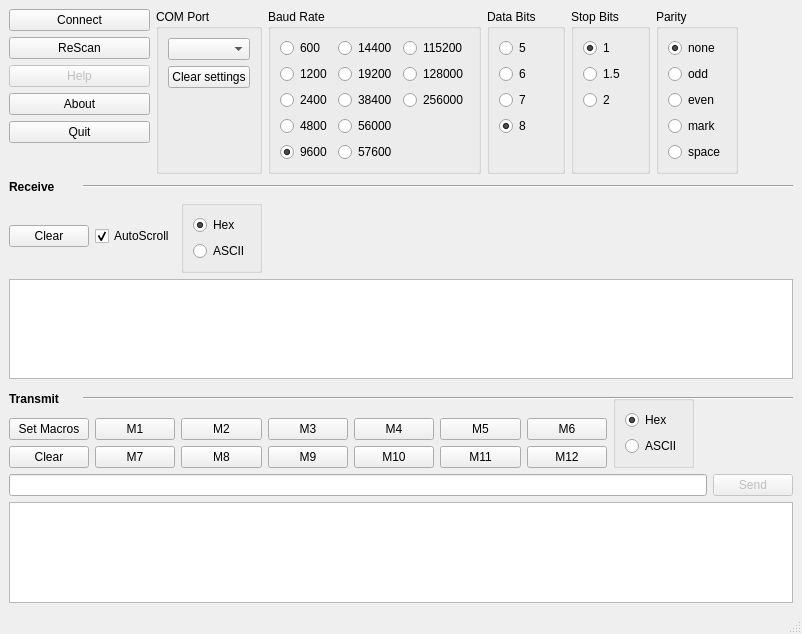
Old version of the form ui/terminal.ui in the repository marker5a/EasyTerm.
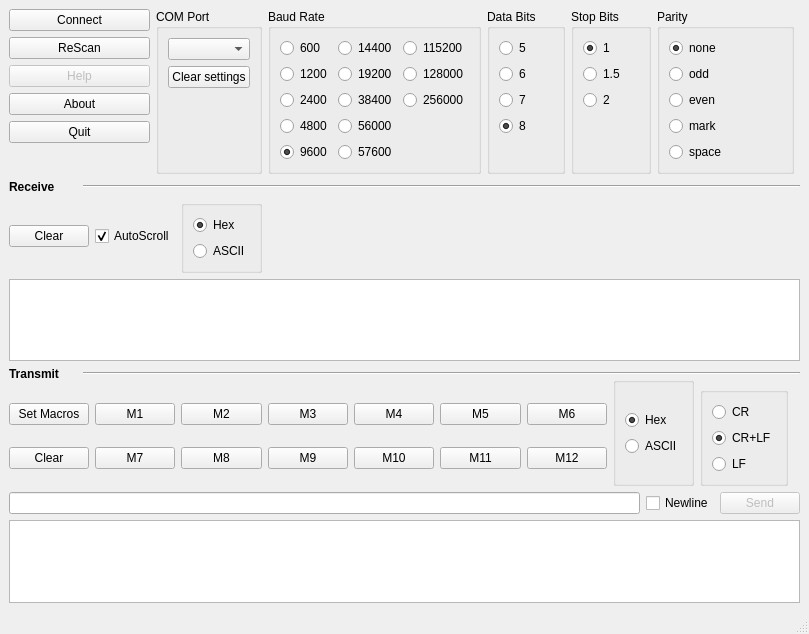
New version of the form. Icons and pictures are not drawn.

Commit message: Added newline and crlf selection to tx packets.

```diff
--- a/ui/terminal.ui
+++ b/ui/terminal.ui
@@ -113,6 +113,37 @@
       </layout>
      </widget>
     </item>
+    <item row="7" column="0" colspan="11">
+     <layout class="QHBoxLayout" name="horizontalLayout_2">
+      <item>
+       <widget class="QLineEdit" name="transmit_field">
+        <property name="sizePolicy">
+         <sizepolicy hsizetype="MinimumExpanding" vsizetype="Fixed">
+          <horstretch>0</horstretch>
+          <verstretch>0</verstretch>
+         </sizepolicy>
+        </property>
+       </widget>
+      </item>
+      <item>
+       <widget class="QCheckBox" name="newline_checkbox">
+        <property name="text">
+         <string>Newline</string>
+        </property>
+       </widget>
+      </item>
+      <item>
+       <widget class="QPushButton" name="send_button">
+        <property name="enabled">
+         <bool>false</bool>
+        </property>
+        <property name="text">
+         <string>Send</string>
+        </property>
+       </widget>
+      </item>
+     </layout>
+    </item>
     <item row="0" column="3">
      <widget class="QGroupBox" name="groupBox">
       <property name="title">
@@ -334,7 +365,7 @@
       </layout>
      </widget>
     </item>
-    <item row="0" column="7" colspan="2">
+    <item row="0" column="7" colspan="3">
      <widget class="QGroupBox" name="groupBox_3">
       <property name="title">
        <string>Parity</string>
@@ -420,7 +451,7 @@
       </property>
      </widget>
     </item>
-    <item row="1" column="1" colspan="9">
+    <item row="1" column="1" colspan="10">
      <widget class="Line" name="line">
       <property name="orientation">
        <enum>Qt::Horizontal</enum>
@@ -504,7 +535,7 @@
       </property>
      </widget>
     </item>
-    <item row="4" column="1" rowspan="2" colspan="9">
+    <item row="4" column="1" rowspan="2" colspan="10">
      <widget class="Line" name="line_2">
       <property name="orientation">
        <enum>Qt::Horizontal</enum>
@@ -649,57 +680,54 @@
       </item>
      </layout>
     </item>
-    <item row="6" column="8" colspan="2">
-     <spacer name="horizontalSpacer_3">
-      <property name="orientation">
-       <enum>Qt::Horizontal</enum>
-      </property>
-      <property name="sizeHint" stdset="0">
-       <size>
-        <width>196</width>
-        <height>20</height>
-       </size>
-      </property>
-     </spacer>
-    </item>
-    <item row="7" column="0" colspan="10">
-     <layout class="QHBoxLayout" name="horizontalLayout_2">
-      <item>
-       <widget class="QLineEdit" name="transmit_field">
-        <property name="sizePolicy">
-         <sizepolicy hsizetype="MinimumExpanding" vsizetype="Fixed">
-          <horstretch>0</horstretch>
-          <verstretch>0</verstretch>
-         </sizepolicy>
-        </property>
-       </widget>
-      </item>
-      <item>
-       <widget class="QPushButton" name="send_button">
-        <property name="enabled">
-         <bool>false</bool>
-        </property>
-        <property name="text">
-         <string>Send</string>
-        </property>
-       </widget>
-      </item>
-     </layout>
-    </item>
-    <item row="8" column="0" colspan="10">
+    <item row="8" column="0" colspan="11">
      <widget class="QTextEdit" name="transmit_text">
       <property name="readOnly">
        <bool>true</bool>
       </property>
      </widget>
     </item>
-    <item row="3" column="0" colspan="10">
+    <item row="3" column="0" colspan="11">
      <widget class="QTextEdit" name="receive_text">
       <property name="readOnly">
        <bool>true</bool>
       </property>
      </widget>
     </item>
+    <item row="6" column="8">
+     <widget class="QGroupBox" name="verticalGroupBox">
+      <layout class="QGridLayout" name="gridLayout_10">
+       <item row="0" column="0">
+        <layout class="QVBoxLayout" name="verticalLayout_3">
+         <item>
+          <widget class="QRadioButton" name="cr_radio">
+           <property name="text">
+            <string>CR</string>
+           </property>
+          </widget>
+         </item>
+         <item>
+          <widget class="QRadioButton" name="cr_lf_radio">
+           <property name="text">
+            <string>CR+LF</string>
+           </property>
+           <property name="checked">
+            <bool>true</bool>
+           </property>
+          </widget>
+         </item>
+         <item>
+          <widget class="QRadioButton" name="lf_radio">
+           <property name="text">
+            <string>LF</string>
+           </property>
+          </widget>
+         </item>
+        </layout>
+       </item>
+      </layout>
+     </widget>
+    </item>
    </layout>
   </widget>
   <widget class="QMenuBar" name="menubar">
```
Left out of the diff: 17 changed lines with no effect on the pictures. The commit also changes 2 other files.
